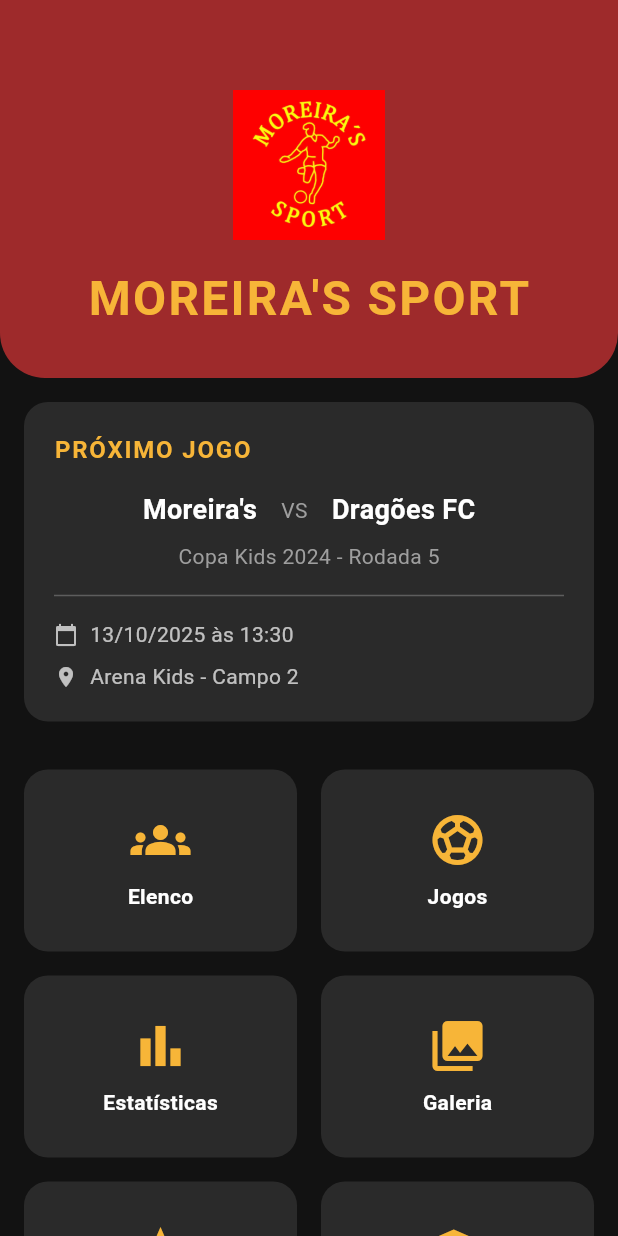
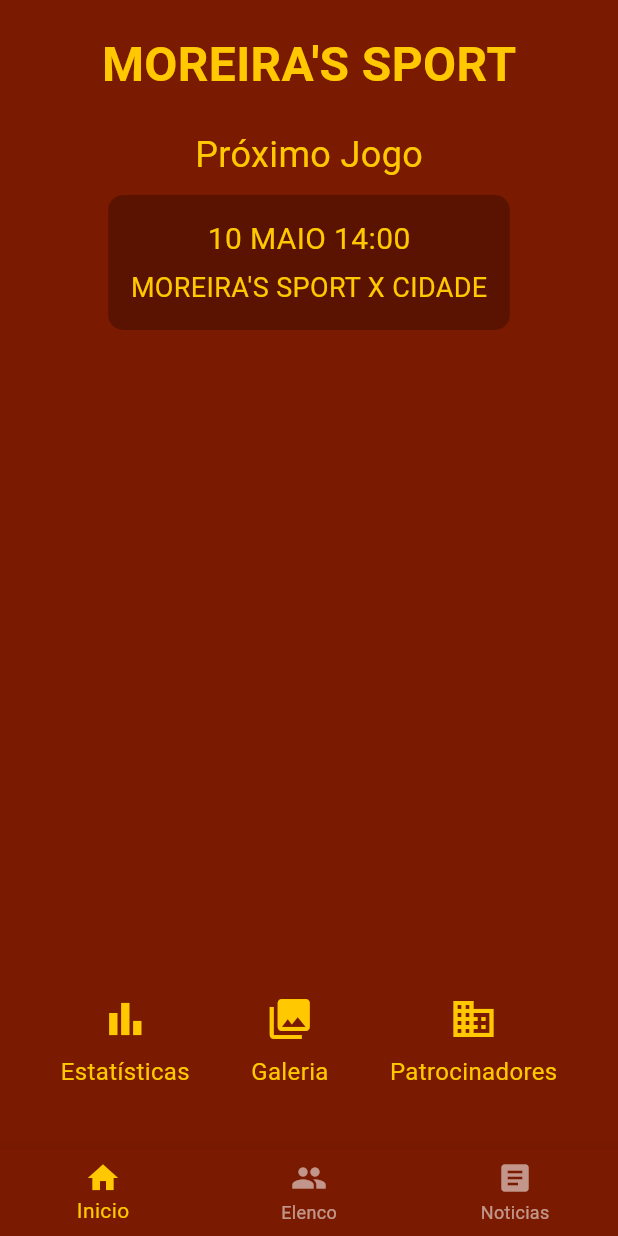
Before and after one commit to euolelis/app-time-futebol, a Flutter app: the screen it shows after launch, on a phone screen of 412 x 824 dp. Run offline on Flutter 3.47's test engine with Material 3 defaults, Android fonts, the light colour scheme and no system bars; our stand-ins replace firebase_core; accounts and stored records are empty.

Commit message:
Commit inicial do projeto do app de futebol

```diff
--- /dev/null
+++ b/lib/bottom_nav_controller.dart
@@ -0,0 +1,57 @@
+import 'package:flutter/material.dart';
+import 'elenco_screen.dart';
+import 'home_screen.dart';
+import 'noticias_screen.dart';
+
+class BottomNavController extends StatefulWidget {
+  const BottomNavController({super.key});
+
+  @override
+  State<BottomNavController> createState() => _BottomNavControllerState();
+}
+
+class _BottomNavControllerState extends State<BottomNavController> {
+  int _selectedIndex = 0;
+
+  static const List<Widget> _screens = <Widget>[
+    HomeScreen(),
+    ElencoScreen(),
+    NoticiasScreen(),
+  ];
+
+  void _onItemTapped(int index) {
+    setState(() {
+      _selectedIndex = index;
+    });
+  }
+
+  @override
+  Widget build(BuildContext context) {
+    return Scaffold(
+      body: Center(
+        child: _screens.elementAt(_selectedIndex),
+      ),
+      bottomNavigationBar: BottomNavigationBar(
+        items: const <BottomNavigationBarItem>[
+          BottomNavigationBarItem(
+            icon: Icon(Icons.home),
+            label: 'Inicio',
+          ),
+          BottomNavigationBarItem(
+            icon: Icon(Icons.people),
+            label: 'Elenco',
+          ),
+          BottomNavigationBarItem(
+            icon: Icon(Icons.article),
+            label: 'Noticias',
+          ),
+        ],
+        currentIndex: _selectedIndex,
+        selectedItemColor: const Color(0xFFFFC800), // amarelo
+        unselectedItemColor: Colors.white54,
+        backgroundColor: const Color(0xFF7A1A00), // marrom escuro
+        onTap: _onItemTapped,
+      ),
+    );
+  }
+}
--- /dev/null
+++ b/lib/elenco_screen.dart
@@ -0,0 +1,35 @@
+import 'package:flutter/material.dart';
+
+class ElencoScreen extends StatelessWidget {
+  const ElencoScreen({super.key});
+
+  @override
+  Widget build(BuildContext context) {
+    return Scaffold(
+      backgroundColor: const Color(0xFF7A1A00),
+      body: SafeArea(
+        child: Column(
+          children: [
+            const SizedBox(height: 20),
+            const Text(
+              "ELENCO",
+              style: TextStyle(
+                fontSize: 32,
+                fontWeight: FontWeight.bold,
+                color: Color(0xFFFFC800),
+              ),
+            ),
+            Expanded(
+              child: ListView(
+                padding: const EdgeInsets.all(16),
+                children: [
+                  // Adicione os jogadores aqui
+                ],
+              ),
+            ),
+          ],
+        ),
+      ),
+    );
+  }
+}
--- /dev/null
+++ b/lib/estatisticas_screen.dart
@@ -0,0 +1,22 @@
+import 'package:flutter/material.dart';
+
+class EstatisticasScreen extends StatelessWidget {
+  const EstatisticasScreen({super.key});
+
+  @override
+  Widget build(BuildContext context) {
+    return Scaffold(
+      backgroundColor: const Color(0xFF7A1A0D),
+      body: Center(
+        child: Text(
+          'Estatísticas',
+          style: TextStyle(
+            color: const Color(0xFFF6B800),
+            fontSize: 32,
+            fontWeight: FontWeight.bold,
+          ),
+        ),
+      ),
+    );
+  }
+}
--- /dev/null
+++ b/lib/home_screen.dart
@@ -0,0 +1,134 @@
+import 'package:flutter/material.dart';
+import 'estatisticas_screen.dart';
+import 'galeria_screen.dart';
+import 'patrocinadores_screen.dart';
+
+class HomeScreen extends StatelessWidget {
+  const HomeScreen({super.key});
+
+  @override
+  Widget build(BuildContext context) {
+    return Scaffold(
+      backgroundColor: const Color(0xFF7A1A00),
+      body: SafeArea(
+        child: Column(
+          children: [
+            const SizedBox(height: 20),
+            const Text(
+              "MOREIRA'S SPORT",
+              style: TextStyle(
+                fontSize: 32,
+                fontWeight: FontWeight.bold,
+                color: Color(0xFFFFC800),
+              ),
+            ),
+            const SizedBox(height: 20),
+            const Text(
+              'Próximo Jogo',
+              style: TextStyle(
+                fontSize: 24,
+                color: Color(0xFFFFC800),
+              ),
+            ),
+            const SizedBox(height: 10),
+            Container(
+              margin: const EdgeInsets.symmetric(horizontal: 20),
+              padding: const EdgeInsets.all(15),
+              decoration: BoxDecoration(
+                color: const Color(0xFF5A1300),
+                borderRadius: BorderRadius.circular(10),
+              ),
+              child: const Column(
+                children: [
+                  Text(
+                    '10 MAIO 14:00',
+                    style: TextStyle(
+                      fontSize: 20,
+                      color: Color(0xFFFFC800),
+                    ),
+                  ),
+                  SizedBox(height: 5),
+                  Text(
+                    "MOREIRA'S SPORT X CIDADE",
+                    style: TextStyle(
+                      fontSize: 18,
+                      color: Color(0xFFFFC800),
+                    ),
+                  ),
+                ],
+              ),
+            ),
+            const Expanded(child: SizedBox()),
+            Padding(
+              padding: const EdgeInsets.all(20),
+              child: Row(
+                mainAxisAlignment: MainAxisAlignment.spaceAround,
+                children: [
+                  _buildFeatureButton(
+                    context,
+                    'Estatísticas',
+                    Icons.bar_chart,
+                    () => Navigator.push(
+                      context,
+                      MaterialPageRoute(
+                        builder: (context) => const EstatisticasScreen(),
+                      ),
+                    ),
+                  ),
+                  _buildFeatureButton(
+                    context,
+                    'Galeria',
+                    Icons.photo_library,
+                    () => Navigator.push(
+                      context,
+                      MaterialPageRoute(
+                        builder: (context) => const GaleriaScreen(),
+                      ),
+                    ),
+                  ),
+                  _buildFeatureButton(
+                    context,
+                    'Patrocinadores',
+                    Icons.business,
+                    () => Navigator.push(
+                      context,
+                      MaterialPageRoute(
+                        builder: (context) => const PatrocinadoresScreen(),
+                      ),
+                    ),
+                  ),
+                ],
+              ),
+            ),
+            const SizedBox(height: 20),
+          ],
+        ),
+      ),
+    );
+  }
+
+  Widget _buildFeatureButton(
+    BuildContext context,
+    String label,
+    IconData icon,
+    VoidCallback onTap,
+  ) {
+    return Column(
+      children: [
+        IconButton(
+          icon: Icon(icon),
+          onPressed: onTap,
+          color: const Color(0xFFFFC800),
+          iconSize: 32,
+        ),
+        Text(
+          label,
+          style: const TextStyle(
+            color: Color(0xFFFFC800),
+            fontSize: 16,
+          ),
+        ),
+      ],
+    );
+  }
+}
--- a/lib/main.dart
+++ b/lib/main.dart
@@ -1,21 +1,7 @@
 import 'package:flutter/material.dart';
-import 'package:firebase_core/firebase_core.dart';
-import 'firebase_options.dart';
+import 'bottom_nav_controller.dart';
 
-// IMPORTANTE: Importando a nossa nova tela
-import 'package:time_futebol_app/screens/public/home_screen.dart';
-
-// --- NOSSA PALETA DE CORES ---
-const Color corPrincipal = Color(0xFF9E2A2B); // Vermelho/Vinho
-const Color corDestaque = Color(0xFFF7B538); // Amarelo/Dourado
-const Color corFundo = Color(0xFF121212);    // Preto/Cinza escuro
-const Color corTextoPrincipal = Colors.white;
-
-void main() async {
-  WidgetsFlutterBinding.ensureInitialized();
-  await Firebase.initializeApp(
-    options: DefaultFirebaseOptions.currentPlatform,
-  );
+void main() {
   runApp(const MyApp());
 }
 
@@ -24,49 +10,18 @@ class MyApp extends StatelessWidget {
 
   @override
   Widget build(BuildContext context) {
-    // ID do time (Placeholder)
-    const String currentTeamId = "COLOQUE_O_ID_DO_SEU_TIME_AQUI";
-
     return MaterialApp(
-      title: 'Moreira\'s Sport',
+      title: "Moreira's Sport",
       debugShowCheckedModeBanner: false,
-
-      // --- TEMA (Igual ao anterior) ---
       theme: ThemeData(
-        brightness: Brightness.dark,
-        scaffoldBackgroundColor: corFundo,
+        primaryColor: const Color(0xFF7A1A00),
         colorScheme: ColorScheme.fromSeed(
-          seedColor: corPrincipal,
-          primary: corPrincipal,
-          secondary: corDestaque,
-          brightness: Brightness.dark,
+          seedColor: const Color(0xFF7A1A00),
+          primary: const Color(0xFF7A1A00),
+          secondary: const Color(0xFFFFC800),
         ),
-        appBarTheme: const AppBarTheme(
-          backgroundColor: corPrincipal,
-          foregroundColor: corTextoPrincipal,
-          elevation: 4,
-          titleTextStyle: TextStyle(
-            fontSize: 20,
-            fontWeight: FontWeight.bold,
-          ),
-        ),
-        textTheme: const TextTheme(
-          bodyMedium: TextStyle(color: corTextoPrincipal),
-          headlineSmall: TextStyle(color: corDestaque),
-        ),
-        elevatedButtonTheme: ElevatedButtonThemeData(
-          style: ElevatedButton.styleFrom(
-            backgroundColor: corDestaque,
-            foregroundColor: corFundo,
-            textStyle: const TextStyle(fontWeight: FontWeight.bold),
-          ),
-        ),
-        useMaterial3: true,
       ),
-
-      // --- AQUI ESTAVA O ERRO ---
-      // Agora apontamos corretamente para a HomeScreen e nada mais.
-      home: const HomeScreen(teamId: currentTeamId),
+      home: const BottomNavController(),
     );
   }
 }
--- /dev/null
+++ b/lib/noticias_screen.dart
@@ -0,0 +1,35 @@
+import 'package:flutter/material.dart';
+
+class NoticiasScreen extends StatelessWidget {
+  const NoticiasScreen({super.key});
+
+  @override
+  Widget build(BuildContext context) {
+    return Scaffold(
+      backgroundColor: const Color(0xFF7A1A00),
+      body: SafeArea(
+        child: Column(
+          children: [
+            const SizedBox(height: 20),
+            const Text(
+              "NOTÍCIAS",
+              style: TextStyle(
+                fontSize: 32,
+                fontWeight: FontWeight.bold,
+                color: Color(0xFFFFC800),
+              ),
+            ),
+            Expanded(
+              child: ListView(
+                padding: const EdgeInsets.all(16),
+                children: [
+                  // Adicione as notícias aqui
+                ],
+              ),
+            ),
+          ],
+        ),
+      ),
+    );
+  }
+}
--- a/lib/screens/public/home_screen.dart
+++ /dev/null
@@ -1,167 +0,0 @@
-import 'package:flutter/material.dart';
-import 'package:intl/intl.dart'; // Para formatar a data
-
-class HomeScreen extends StatelessWidget {
-  final String teamId;
-  const HomeScreen({super.key, required this.teamId});
-
-  @override
-  Widget build(BuildContext context) {
-    // Usaremos dados de exemplo por enquanto. Depois, vamos buscar do Firebase.
-    final proximoJogo = {
-      'opponent': 'Dragões FC',
-      'championship': 'Copa Kids 2024 - Rodada 5',
-      'date': DateTime.now().add(const Duration(days: 5, hours: 3)),
-      'location': 'Arena Kids - Campo 2',
-    };
-
-    return Scaffold(
-      // Não precisamos de AppBar aqui, pois criaremos nosso próprio cabeçalho
-      body: SingleChildScrollView(
-        child: Column(
-          children: [
-            // --- 1. Cabeçalho Visual ---
-            _buildHeader(context),
-
-            // --- 2. Card do Próximo Jogo ---
-            _buildNextGameCard(context, proximoJogo),
-
-            // --- 3. Grid de Navegação ---
-            _buildNavigationGrid(context),
-          ],
-        ),
-      ),
-    );
-  }
-
-  // Widget para o Cabeçalho
-  Widget _buildHeader(BuildContext context) {
-    return Container(
-      width: double.infinity,
-      padding: const EdgeInsets.only(top: 60, bottom: 30),
-      decoration: BoxDecoration(
-        color: Theme.of(context).colorScheme.primary, // Vermelho/Vinho
-        borderRadius: const BorderRadius.only(
-          bottomLeft: Radius.circular(30),
-          bottomRight: Radius.circular(30),
-        ),
-      ),
-      child: Column(
-        children: [
-          Image.asset(
-            'assets/images/moreirassport.jpeg', // Caminho para o seu logo
-            height: 100,
-          ),
-          const SizedBox(height: 16),
-          Text(
-            "MOREIRA'S SPORT",
-            style: TextStyle(
-              color: Theme.of(context).colorScheme.secondary, // Amarelo/Dourado
-              fontSize: 32,
-              fontWeight: FontWeight.bold,
-              letterSpacing: 1.5,
-            ),
-          ),
-        ],
-      ),
-    );
-  }
-
-  // Widget para o Card do Próximo Jogo
-  Widget _buildNextGameCard(BuildContext context, Map<String, dynamic> jogo) {
-    return Container(
-      margin: const EdgeInsets.all(16),
-      padding: const EdgeInsets.all(20),
-      decoration: BoxDecoration(
-        color: Colors.white.withOpacity(0.1),
-        borderRadius: BorderRadius.circular(16),
-      ),
-      child: Column(
-        crossAxisAlignment: CrossAxisAlignment.start,
-        children: [
-          Text(
-            'PRÓXIMO JOGO',
-            style: TextStyle(
-              color: Theme.of(context).colorScheme.secondary,
-              fontWeight: FontWeight.bold,
-              fontSize: 16,
-              letterSpacing: 1.2,
-            ),
-          ),
-          const SizedBox(height: 16),
-          Row(
-            mainAxisAlignment: MainAxisAlignment.center,
-            children: [
-              const Text('Moreira\'s', style: TextStyle(fontSize: 18, fontWeight: FontWeight.bold)),
-              const Padding(
-                padding: EdgeInsets.symmetric(horizontal: 16),
-                child: Text('VS', style: TextStyle(fontSize: 14, color: Colors.grey)),
-              ),
-              Text(jogo['opponent'], style: const TextStyle(fontSize: 18, fontWeight: FontWeight.bold)),
-            ],
-          ),
-          const SizedBox(height: 8),
-          Center(child: Text(jogo['championship'], style: const TextStyle(color: Colors.grey))),
-          const Divider(color: Colors.white24, height: 32),
-          _infoRow(Icons.calendar_today, DateFormat('dd/MM/yyyy \'às\' HH:mm').format(jogo['date'])),
-          const SizedBox(height: 8),
-          _infoRow(Icons.location_on, jogo['location']),
-        ],
-      ),
-    );
-  }
-
-  // Helper para as linhas de informação (data, local)
-  Widget _infoRow(IconData icon, String text) {
-    return Row(
-      children: [
-        Icon(icon, color: Colors.white70, size: 16),
-        const SizedBox(width: 8),
-        Text(text, style: const TextStyle(color: Colors.white70)),
-      ],
-    );
-  }
-
-  // Widget para o Grid de Navegação
-  Widget _buildNavigationGrid(BuildContext context) {
-    return GridView.count(
-      crossAxisCount: 2,
-      shrinkWrap: true,
-      physics: const NeverScrollableScrollPhysics(),
-      padding: const EdgeInsets.all(16),
-      crossAxisSpacing: 16,
-      mainAxisSpacing: 16,
-      childAspectRatio: 1.5, // Ajusta a proporção altura/largura dos botões
-      children: [
-        _menuGridItem(context, icon: Icons.groups, label: 'Elenco', onTap: () {}),
-        _menuGridItem(context, icon: Icons.sports_soccer, label: 'Jogos', onTap: () {}),
-        _menuGridItem(context, icon: Icons.bar_chart, label: 'Estatísticas', onTap: () {}),
-        _menuGridItem(context, icon: Icons.photo_library, label: 'Galeria', onTap: () {}),
-        _menuGridItem(context, icon: Icons.star, label: 'Patrocinadores', onTap: () {}),
-        _menuGridItem(context, icon: Icons.admin_panel_settings, label: 'Admin', onTap: () {}),
-      ],
-    );
-  }
-
-  // Helper para cada item do grid
-  Widget _menuGridItem(BuildContext context, {required IconData icon, required String label, required VoidCallback onTap}) {
-    return InkWell(
-      onTap: onTap,
-      borderRadius: BorderRadius.circular(16),
-      child: Container(
-        decoration: BoxDecoration(
-          color: Colors.white.withOpacity(0.1),
-          borderRadius: BorderRadius.circular(16),
-        ),
-        child: Column(
-          mainAxisAlignment: MainAxisAlignment.center,
-          children: [
-            Icon(icon, size: 40, color: Theme.of(context).colorScheme.secondary),
-            const SizedBox(height: 8),
-            Text(label, style: const TextStyle(fontWeight: FontWeight.bold)),
-          ],
-        ),
-      ),
-    );
-  }
-}
--- a/pubspec.yaml
+++ b/pubspec.yaml
@@ -15,9 +15,9 @@ dependencies:
   cupertino_icons: ^1.0.8
 
   # Firebase
-  firebase_core: ^2.27.0
+  firebase_core: ^2.32.0
   firebase_auth: ^4.17.8
-  cloud_firestore: ^4.15.8
+  cloud_firestore: ^4.17.5
   firebase_storage: ^11.6.9
 
   # Gerenciamento de Estado
```
Also changed, not shown: lib/firebase_options.dart, lib/galeria_screen.dart (added), lib/jogos_screen.dart (added), lib/patrocinadores_screen.dart (added).
